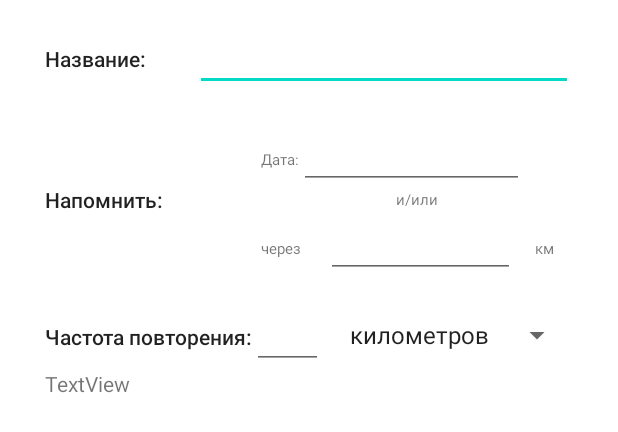
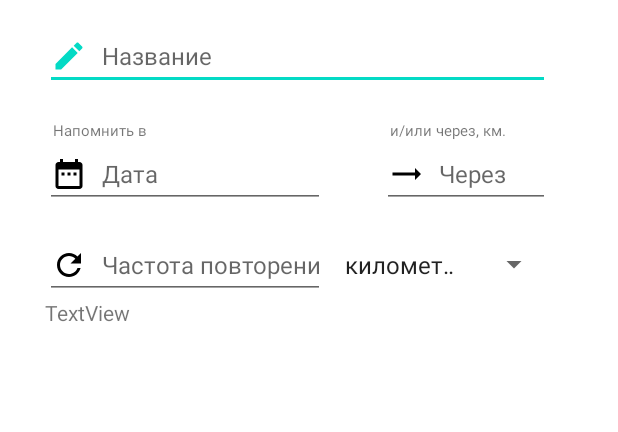
Before and after one commit to erikt0k/CarAssistant, an Android app: the layout add_notif_fragment.xml on its own in the app's theme, with its tools: preview values and no code run, on a phone screen of 412 x 824 dp. Shown: the top 432 px of the screen. Run offline under Robolectric (Android 15) with nearby library versions, the phone set to English and light mode, and no system bars.

Commit message:
add_fragment design

```diff
--- a/app/src/main/java/com/example/carassistant/MainActivity.java
+++ b/app/src/main/java/com/example/carassistant/MainActivity.java
@@ -1,17 +1,27 @@
 package com.example.carassistant;
 
+import android.app.DatePickerDialog;
+import android.graphics.Color;
+import android.graphics.drawable.ColorDrawable;
 import android.os.Bundle;
+import android.view.View;
+import android.widget.DatePicker;
+import android.widget.TextView;
 
+import com.example.carassistant.ui.notifications.NotificationsFragment;
 import com.google.android.material.bottomnavigation.BottomNavigationView;
 
 import androidx.appcompat.app.AppCompatActivity;
+import androidx.fragment.app.DialogFragment;
 import androidx.navigation.NavController;
 import androidx.navigation.Navigation;
 import androidx.navigation.ui.AppBarConfiguration;
 import androidx.navigation.ui.NavigationUI;
 
+import java.util.Calendar;
+
 public class MainActivity extends AppCompatActivity {
-
+    public static final String TAG = "EditActivity";
     @Override
     protected void onCreate(Bundle savedInstanceState) {
         super.onCreate(savedInstanceState);
--- a/app/src/main/java/com/example/carassistant/ui/notifications/NotificationsFragment.java
+++ b/app/src/main/java/com/example/carassistant/ui/notifications/NotificationsFragment.java
@@ -1,13 +1,10 @@
 package com.example.carassistant.ui.notifications;
 
-import android.app.Dialog;
 import android.content.DialogInterface;
 import android.os.Bundle;
 import android.view.LayoutInflater;
 import android.view.View;
 import android.view.ViewGroup;
-import android.widget.Button;
-import android.widget.TextView;
 
 import androidx.annotation.NonNull;
 import androidx.annotation.Nullable;
@@ -22,13 +19,13 @@ import com.google.android.material.floatingactionbutton.FloatingActionButton;
 
 import org.jetbrains.annotations.NotNull;
 
-import java.util.Objects;
+public class NotificationsFragment extends Fragment {
 
-public class NotificationsFragment extends Fragment {
 
 
     public View onCreateView(@NonNull LayoutInflater inflater,
                              ViewGroup container, Bundle savedInstanceState) {
+
 
         NotificationsViewModel notificationsViewModel = new ViewModelProvider(this).get(NotificationsViewModel.class);
         View root = inflater.inflate(R.layout.fragment_notifications, container, false);
@@ -38,18 +35,20 @@ public class NotificationsFragment extends Fragment {
 
             }
         });
-        FloatingActionButton addNotifButton = (FloatingActionButton)root.findViewById(R.id.add_notif_but);
-        addNotifButton.setOnClickListener(new View.OnClickListener(){
-            public void onClick(View view) {
-                AddNotificationFragment dialog = new AddNotificationFragment();
-                dialog.show(getChildFragmentManager(), "custom");
-            }
+
+        FloatingActionButton addNotifButton = root.findViewById(R.id.add_notif_but);
+        addNotifButton.setOnClickListener(view -> {
+            AddNotificationFragment dialog = new AddNotificationFragment();
+            dialog.show(getChildFragmentManager(), "custom");
         });
-        return root;
 
 
 
+        return root;
     }
+
+
+
 
 
     public static class AddNotificationFragment extends DialogFragment {
@@ -72,9 +71,8 @@ public class NotificationsFragment extends Fragment {
                             dialog.cancel();
                         }
                     });
+
             return builder.create();
-
         }
-
     }
 }
--- /dev/null
+++ b/app/src/main/res/drawable/custom_date_icon.xml
@@ -0,0 +1,7 @@
+<?xml version="1.0" encoding="utf-8"?>
+<selector xmlns:android="http://schemas.android.com/apk/res/android">
+    <item android:state_focused="true"
+        android:drawable="@drawable/ic_date_focused" />
+    <item android:state_focused="false"
+        android:drawable="@drawable/ic_date" />
+</selector>
--- /dev/null
+++ b/app/src/main/res/drawable/custom_name_icon.xml
@@ -0,0 +1,7 @@
+<?xml version="1.0" encoding="utf-8"?>
+<selector xmlns:android="http://schemas.android.com/apk/res/android">
+<item android:state_focused="true"
+    android:drawable="@drawable/ic_name_focused" />
+    <item android:state_focused="false"
+        android:drawable="@drawable/ic_name" />
+</selector>
--- /dev/null
+++ b/app/src/main/res/drawable/custom_repeat_icon.xml
@@ -0,0 +1,7 @@
+<?xml version="1.0" encoding="utf-8"?>
+<selector xmlns:android="http://schemas.android.com/apk/res/android">
+    <item android:state_focused="true"
+        android:drawable="@drawable/ic_repeat_focused" />
+    <item android:state_focused="false"
+        android:drawable="@drawable/ic_repeat" />
+</selector>
--- /dev/null
+++ b/app/src/main/res/drawable/custom_way_icon.xml
@@ -0,0 +1,7 @@
+<?xml version="1.0" encoding="utf-8"?>
+<selector xmlns:android="http://schemas.android.com/apk/res/android">
+    <item android:state_focused="true"
+        android:drawable="@drawable/ic_way_focused" />
+    <item android:state_focused="false"
+        android:drawable="@drawable/ic_way" />
+</selector>
--- a/app/src/main/res/drawable/ic_dashboard_black_24dp.xml
+++ /dev/null
@@ -1,9 +0,0 @@
-<vector xmlns:android="http://schemas.android.com/apk/res/android"
-    android:width="24dp"
-    android:height="24dp"
-    android:viewportWidth="24.0"
-    android:viewportHeight="24.0">
-    <path
-        android:fillColor="#FF000000"
-        android:pathData="M3,13h8L11,3L3,3v10zM3,21h8v-6L3,15v6zM13,21h8L21,11h-8v10zM13,3v6h8L21,3h-8z" />
-</vector>
--- /dev/null
+++ b/app/src/main/res/drawable/ic_date.xml
@@ -0,0 +1,9 @@
+<vector xmlns:android="http://schemas.android.com/apk/res/android"
+    android:width="24dp"
+    android:height="24dp"
+    android:viewportWidth="24"
+    android:viewportHeight="24">
+  <path
+      android:fillColor="@color/black"
+      android:pathData="M9,11L7,11v2h2v-2zM13,11h-2v2h2v-2zM17,11h-2v2h2v-2zM19,4h-1L18,2h-2v2L8,4L8,2L6,2v2L5,4c-1.11,0 -1.99,0.9 -1.99,2L3,20c0,1.1 0.89,2 2,2h14c1.1,0 2,-0.9 2,-2L21,6c0,-1.1 -0.9,-2 -2,-2zM19,20L5,20L5,9h14v11z"/>
+</vector>
--- /dev/null
+++ b/app/src/main/res/drawable/ic_date_focused.xml
@@ -0,0 +1,9 @@
+<vector xmlns:android="http://schemas.android.com/apk/res/android"
+    android:width="24dp"
+    android:height="24dp"
+    android:viewportWidth="24"
+    android:viewportHeight="24">
+  <path
+      android:fillColor="@color/teal_200"
+      android:pathData="M9,11L7,11v2h2v-2zM13,11h-2v2h2v-2zM17,11h-2v2h2v-2zM19,4h-1L18,2h-2v2L8,4L8,2L6,2v2L5,4c-1.11,0 -1.99,0.9 -1.99,2L3,20c0,1.1 0.89,2 2,2h14c1.1,0 2,-0.9 2,-2L21,6c0,-1.1 -0.9,-2 -2,-2zM19,20L5,20L5,9h14v11z"/>
+</vector>
--- /dev/null
+++ b/app/src/main/res/drawable/ic_name.xml
@@ -0,0 +1,9 @@
+<vector xmlns:android="http://schemas.android.com/apk/res/android"
+    android:width="24dp"
+    android:height="24dp"
+    android:viewportWidth="24"
+    android:viewportHeight="24">
+  <path
+      android:fillColor="@color/black"
+      android:pathData="M3,17.25V21h3.75L17.81,9.94l-3.75,-3.75L3,17.25zM20.71,7.04c0.39,-0.39 0.39,-1.02 0,-1.41l-2.34,-2.34c-0.39,-0.39 -1.02,-0.39 -1.41,0l-1.83,1.83 3.75,3.75 1.83,-1.83z"/>
+</vector>
--- /dev/null
+++ b/app/src/main/res/drawable/ic_name_focused.xml
@@ -0,0 +1,9 @@
+<vector xmlns:android="http://schemas.android.com/apk/res/android"
+    android:width="24dp"
+    android:height="24dp"
+    android:viewportWidth="24"
+    android:viewportHeight="24">
+  <path
+      android:fillColor="@color/teal_200"
+      android:pathData="M3,17.25V21h3.75L17.81,9.94l-3.75,-3.75L3,17.25zM20.71,7.04c0.39,-0.39 0.39,-1.02 0,-1.41l-2.34,-2.34c-0.39,-0.39 -1.02,-0.39 -1.41,0l-1.83,1.83 3.75,3.75 1.83,-1.83z"/>
+</vector>
--- /dev/null
+++ b/app/src/main/res/drawable/ic_repeat.xml
@@ -0,0 +1,9 @@
+<vector xmlns:android="http://schemas.android.com/apk/res/android"
+    android:width="24dp"
+    android:height="24dp"
+    android:viewportWidth="24"
+    android:viewportHeight="24">
+  <path
+      android:fillColor="@color/black"
+      android:pathData="M17.65,6.35C16.2,4.9 14.21,4 12,4c-4.42,0 -7.99,3.58 -7.99,8s3.57,8 7.99,8c3.73,0 6.84,-2.55 7.73,-6h-2.08c-0.82,2.33 -3.04,4 -5.65,4 -3.31,0 -6,-2.69 -6,-6s2.69,-6 6,-6c1.66,0 3.14,0.69 4.22,1.78L13,11h7V4l-2.35,2.35z"/>
+</vector>
--- /dev/null
+++ b/app/src/main/res/drawable/ic_repeat_focused.xml
@@ -0,0 +1,9 @@
+<vector xmlns:android="http://schemas.android.com/apk/res/android"
+    android:width="24dp"
+    android:height="24dp"
+    android:viewportWidth="24"
+    android:viewportHeight="24">
+  <path
+      android:fillColor="@color/teal_200"
+      android:pathData="M17.65,6.35C16.2,4.9 14.21,4 12,4c-4.42,0 -7.99,3.58 -7.99,8s3.57,8 7.99,8c3.73,0 6.84,-2.55 7.73,-6h-2.08c-0.82,2.33 -3.04,4 -5.65,4 -3.31,0 -6,-2.69 -6,-6s2.69,-6 6,-6c1.66,0 3.14,0.69 4.22,1.78L13,11h7V4l-2.35,2.35z"/>
+</vector>
--- /dev/null
+++ b/app/src/main/res/drawable/ic_way.xml
@@ -0,0 +1,9 @@
+<vector xmlns:android="http://schemas.android.com/apk/res/android"
+    android:width="24dp"
+    android:height="24dp"
+    android:viewportWidth="24"
+    android:viewportHeight="24">
+  <path
+      android:fillColor="@color/black"
+      android:pathData="M22,12l-4,-4v3H3v2h15v3z"/>
+</vector>
--- /dev/null
+++ b/app/src/main/res/drawable/ic_way_focused.xml
@@ -0,0 +1,9 @@
+<vector xmlns:android="http://schemas.android.com/apk/res/android"
+    android:width="24dp"
+    android:height="24dp"
+    android:viewportWidth="24"
+    android:viewportHeight="24">
+  <path
+      android:fillColor="@color/teal_200"
+      android:pathData="M22,12l-4,-4v3H3v2h15v3z"/>
+</vector>
--- a/app/src/main/res/layout/activity_main.xml
+++ b/app/src/main/res/layout/activity_main.xml
@@ -18,7 +18,7 @@
         app:layout_constraintRight_toRightOf="parent"
         app:menu="@menu/bottom_nav_menu" />
 
-    <fragment
+    <androidx.fragment.app.FragmentContainerView
         android:id="@+id/nav_host_fragment"
         android:name="androidx.navigation.fragment.NavHostFragment"
         android:layout_width="match_parent"
--- a/app/src/main/res/layout/add_notif_fragment.xml
+++ b/app/src/main/res/layout/add_notif_fragment.xml
@@ -9,30 +9,26 @@
         android:layout_width="match_parent"
         android:layout_height="match_parent"
         android:orientation="vertical"
+        android:paddingLeft="30dp"
         android:paddingTop="15dp"
-        android:paddingLeft="30dp"
         android:paddingRight="30dp"
         android:paddingBottom="20dp">
+
+        <EditText
+            android:id="@+id/edit_notif_name"
+            android:layout_width="match_parent"
+            android:layout_height="wrap_content"
+            android:autofillHints="Название"
+            android:drawableStart="@drawable/custom_name_icon"
+            android:drawablePadding="10dp"
+            android:hint="Название"
+            android:inputType="text"
+            android:textSize="16sp" />
 
         <LinearLayout
             android:layout_width="match_parent"
             android:layout_height="match_parent"
-            android:orientation="horizontal"
-            >
-
-            <TextView
-                android:layout_width="100dp"
-                android:layout_height="wrap_content"
-                android:text="@string/notification_name"
-                android:textAppearance="@style/TextAppearance.AppCompat.Body2"
-                android:textSize="14sp" />
-
-            <EditText
-                android:id="@+id/edit_notif_name"
-                android:layout_width="match_parent"
-                android:layout_height="wrap_content"
-                android:autofillHints="Название"
-                android:inputType="text" />
+            android:orientation="horizontal">
 
         </LinearLayout>
 
@@ -42,84 +38,62 @@
             android:orientation="horizontal"
             android:paddingTop="20dp">
 
-            <TextView
-                android:id="@+id/textView6"
-                android:layout_width="wrap_content"
-                android:layout_height="wrap_content"
-                android:layout_gravity="center_vertical"
-                android:layout_weight="2"
-                android:gravity="center_vertical"
-                android:text="@string/remember"
-                android:textAppearance="@style/TextAppearance.AppCompat.Body2" />
-
             <LinearLayout
                 android:layout_width="wrap_content"
                 android:layout_height="wrap_content"
                 android:layout_weight="1"
                 android:orientation="vertical">
 
-                <LinearLayout
+                <TextView
+                    android:id="@+id/textView"
                     android:layout_width="wrap_content"
                     android:layout_height="wrap_content"
-                    android:orientation="horizontal">
+                    android:layout_weight="1"
+                    android:paddingLeft="5dp"
+                    android:text="Напомнить в"
+                    android:textSize="10sp" />
 
-                    <TextView
-                        android:id="@+id/textView9"
-                        android:layout_width="wrap_content"
-                        android:layout_height="wrap_content"
-                        android:layout_weight="2"
-                        android:text="Дата:"
-                        android:textSize="10sp" />
+                <EditText
+                    android:id="@+id/TextViewDate"
+                    android:layout_width="wrap_content"
+                    android:layout_height="wrap_content"
+                    android:layout_weight="1"
+                    android:drawableStart="@drawable/custom_date_icon"
+                    android:drawablePadding="10dp"
+                    android:ems="10"
+                    android:focusable="false"
+                    android:hint="Дата"
+                    android:textSize="16sp" />
 
-                    <EditText
-                        android:id="@+id/editTextDate"
-                        android:layout_width="150dp"
-                        android:layout_height="wrap_content"
-                        android:layout_weight="1"
-                        android:ems="10"
-                        android:inputType="date" />
+            </LinearLayout>
 
-                </LinearLayout>
+            <LinearLayout
+                android:layout_width="wrap_content"
+                android:layout_height="wrap_content"
+                android:orientation="vertical">
 
                 <TextView
                     android:id="@+id/textView10"
                     android:layout_width="match_parent"
                     android:layout_height="wrap_content"
-                    android:gravity="center_horizontal"
-                    android:text="и/или"
+                    android:paddingLeft="5dp"
+                    android:text="и/или через, км."
                     android:textSize="10sp" />
 
-                <LinearLayout
-                    android:layout_width="match_parent"
-                    android:layout_height="match_parent"
-                    android:orientation="horizontal">
+                <EditText
+                    android:id="@+id/editTextNumber2"
+                    android:layout_width="wrap_content"
+                    android:layout_height="wrap_content"
+                    android:layout_weight="1"
+                    android:drawableStart="@drawable/custom_way_icon"
+                    android:drawablePadding="10dp"
+                    android:ems="6"
+                    android:hint="Через"
+                    android:inputType="number"
+                    android:textSize="16sp" />
 
-                    <TextView
-                        android:id="@+id/textView7"
-                        android:layout_width="17dp"
-                        android:layout_height="wrap_content"
-                        android:layout_weight="1"
-                        android:text="через"
-                        android:textSize="10sp" />
+            </LinearLayout>
 
-                    <EditText
-                        android:id="@+id/editTextNumber2"
-                        android:layout_width="100dp"
-                        android:layout_height="wrap_content"
-                        android:layout_weight="1"
-                        android:ems="6"
-                        android:inputType="number" />
-
-                    <TextView
-                        android:id="@+id/textView8"
-                        android:layout_width="wrap_content"
-                        android:layout_height="wrap_content"
-                        android:layout_weight="1"
-                        android:gravity="center"
-                        android:text="км"
-                        android:textSize="10sp" />
-                </LinearLayout>
-            </LinearLayout>
         </LinearLayout>
 
         <LinearLayout
@@ -128,26 +102,24 @@
             android:orientation="horizontal"
             android:paddingTop="15dp">
 
-            <TextView
-                android:layout_width="wrap_content"
-                android:layout_height="wrap_content"
-                android:text="@string/notification_frequency"
-                android:textAppearance="@style/TextAppearance.AppCompat.Body2" />
-
             <EditText
                 android:id="@+id/editTextNumber"
                 android:layout_width="wrap_content"
                 android:layout_height="wrap_content"
                 android:layout_weight="1"
+                android:baselineAligned="false"
+                android:drawableStart="@drawable/custom_repeat_icon"
+                android:drawablePadding="10dp"
                 android:ems="10"
-                android:inputType="number" />
+                android:hint="Частота повторения"
+                android:inputType="number"
+                android:textSize="16sp" />
 
             <Spinner
-                android:layout_width="wrap_content"
-                android:paddingLeft="10dp"
+                android:layout_width="150dp"
                 android:layout_height="match_parent"
                 android:entries="@array/frequency"
-                />
+                android:paddingLeft="5dp" />
 
         </LinearLayout>
 
--- a/app/src/main/res/layout/fragment_notifications.xml
+++ b/app/src/main/res/layout/fragment_notifications.xml
@@ -13,6 +13,7 @@
         android:layout_gravity="bottom|right"
         android:layout_margin="16dp"
         android:contentDescription="TODO"
+        app:backgroundTint="#34ECC2"
         app:layout_constraintBottom_toBottomOf="parent"
         app:layout_constraintEnd_toEndOf="parent"
         app:layout_constraintHorizontal_bias="0.498"
```
